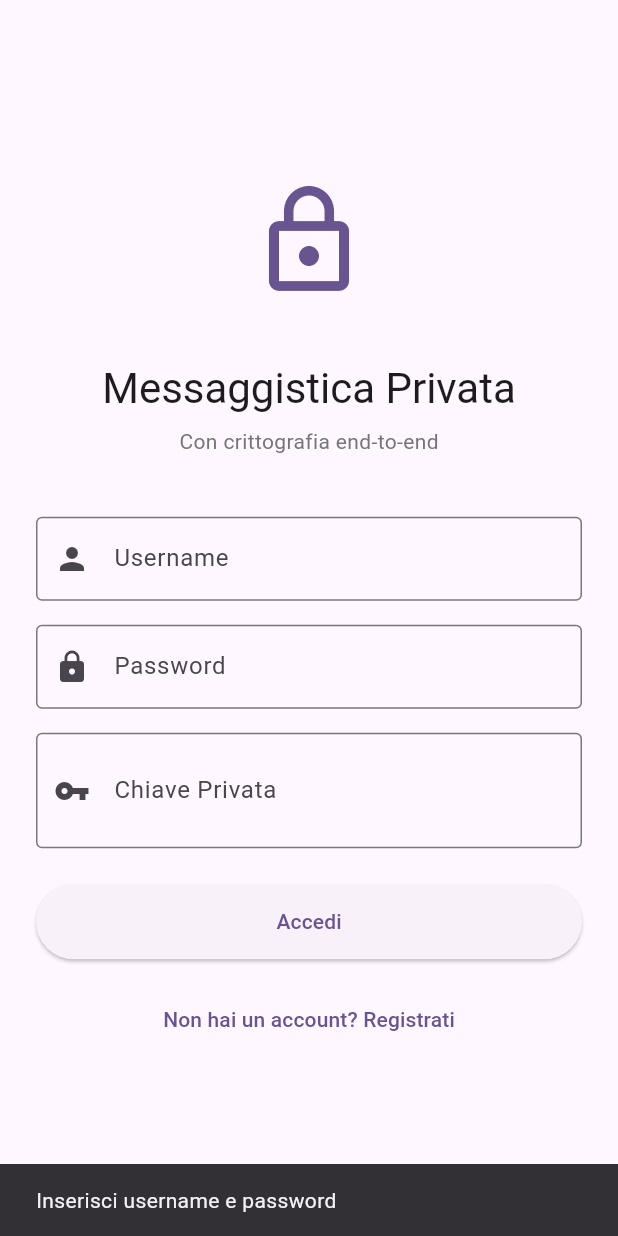
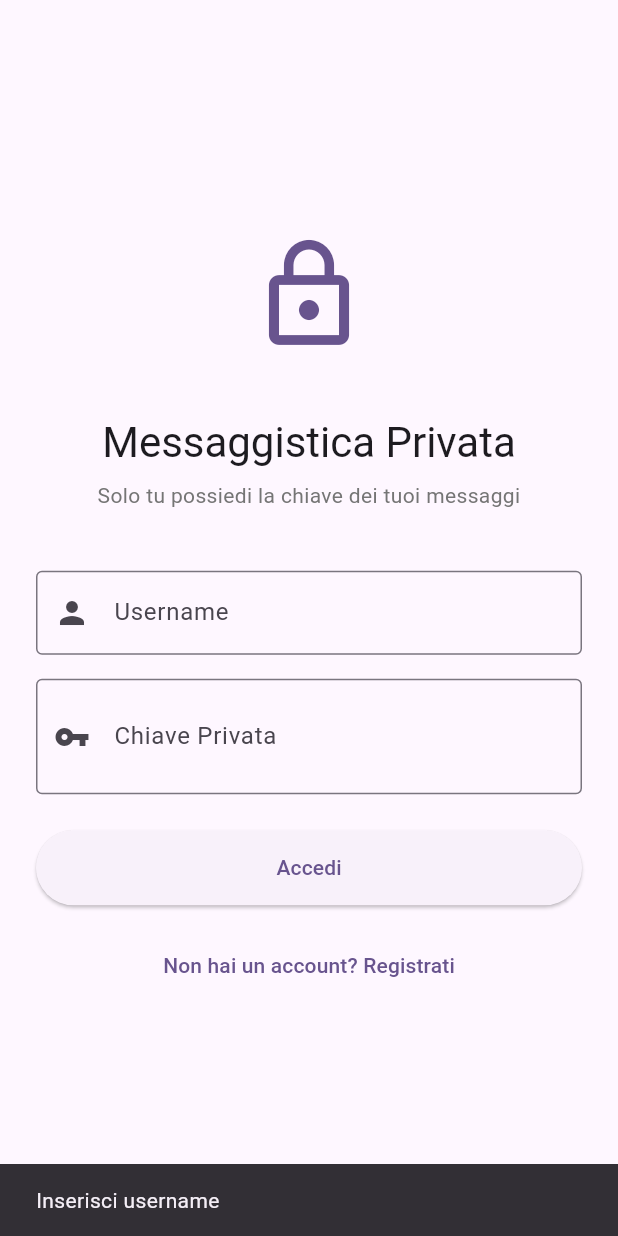
Before and after one commit to donpablitoooooooo/TuyJo, a Flutter app: the screen it shows after launch, after a tap on "Accedi", on a phone screen of 412 x 824 dp. Run offline on Flutter 3.47's test engine with Material 3 defaults, Android fonts, the phone set to English and light mode, and no system bars; our stand-ins replace firebase_core, firebase_messaging, flutter_secure_storage, socket_io_client; missing offline and left inert: encrypt, pointycastle; accounts and stored records are empty.

Commit message:
Refactor: UI senza password - solo username e chiave privata

```diff
--- a/tedee-ble-ios-claude-messaging-app-mobile-01BzUav4FsjQEr84FY9MBTE3/messaging-app/flutter-app/lib/screens/login_screen.dart
+++ b/tedee-ble-ios-claude-messaging-app-mobile-01BzUav4FsjQEr84FY9MBTE3/messaging-app/flutter-app/lib/screens/login_screen.dart
@@ -11,7 +11,6 @@ class LoginScreen extends StatefulWidget {
 
 class _LoginScreenState extends State<LoginScreen> {
   final _usernameController = TextEditingController();
-  final _passwordController = TextEditingController();
   final _privateKeyController = TextEditingController();
   bool _isLogin = true;
   bool _isLoading = false;
@@ -19,15 +18,14 @@ class _LoginScreenState extends State<LoginScreen> {
   @override
   void dispose() {
     _usernameController.dispose();
-    _passwordController.dispose();
     _privateKeyController.dispose();
     super.dispose();
   }
 
   Future<void> _submit() async {
-    if (_usernameController.text.isEmpty || _passwordController.text.isEmpty) {
+    if (_usernameController.text.isEmpty) {
       ScaffoldMessenger.of(context).showSnackBar(
-        const SnackBar(content: Text('Inserisci username e password')),
+        const SnackBar(content: Text('Inserisci username')),
       );
       return;
     }
@@ -44,10 +42,9 @@ class _LoginScreenState extends State<LoginScreen> {
     final authService = Provider.of<AuthService>(context, listen: false);
 
     if (_isLogin) {
-      // Login con chiave privata
+      // Login - solo username e chiave privata
       final success = await authService.login(
         _usernameController.text,
-        _passwordController.text,
         _privateKeyController.text,
       );
 
@@ -59,10 +56,9 @@ class _LoginScreenState extends State<LoginScreen> {
         );
       }
     } else {
-      // Registrazione - ottieni la chiave privata
+      // Registrazione - solo username
       final privateKey = await authService.register(
         _usernameController.text,
-        _passwordController.text,
       );
 
       setState(() => _isLoading = false);
@@ -160,10 +156,11 @@ class _LoginScreenState extends State<LoginScreen> {
                 ),
                 const SizedBox(height: 8),
                 Text(
-                  'Con crittografia end-to-end',
+                  'Solo tu possiedi la chiave dei tuoi messaggi',
                   style: Theme.of(context).textTheme.bodyMedium?.copyWith(
                         color: Colors.grey[600],
                       ),
+                  textAlign: TextAlign.center,
                 ),
                 const SizedBox(height: 40),
                 TextField(
@@ -173,16 +170,6 @@ class _LoginScreenState extends State<LoginScreen> {
                     border: OutlineInputBorder(),
                     prefixIcon: Icon(Icons.person),
                   ),
-                ),
-                const SizedBox(height: 16),
-                TextField(
-                  controller: _passwordController,
-                  decoration: const InputDecoration(
-                    labelText: 'Password',
-                    border: OutlineInputBorder(),
-                    prefixIcon: Icon(Icons.lock),
-                  ),
-                  obscureText: true,
                 ),
                 const SizedBox(height: 16),
                 if (_isLogin) ...[
```
